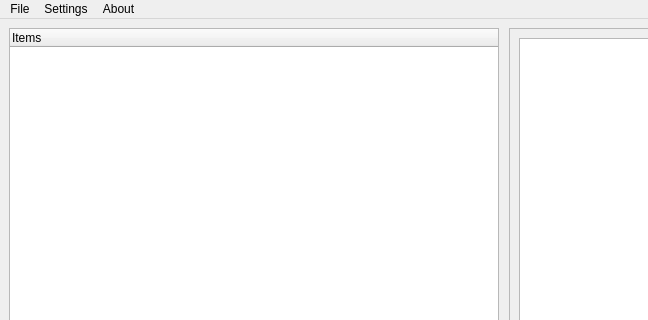
computergeek1507/box_design, file res/mainwindow.ui: the form before one commit; both pictures show x 0 to 648 and y 0 to 320 of the 1046 by 851 pixel window.
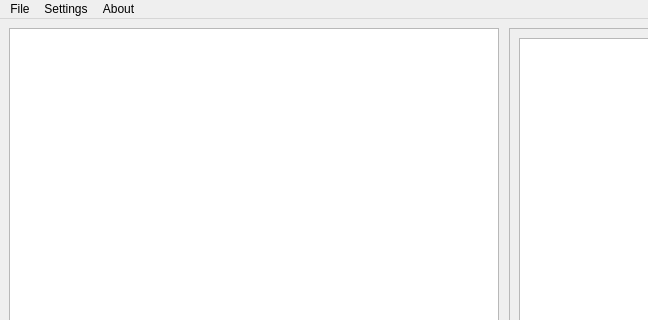
The form after the commit. Icons and pictures are not drawn. Custom widgets are drawn as their Qt base class.

```diff
--- a/res/mainwindow.ui
+++ b/res/mainwindow.ui
@@ -33,7 +33,7 @@
       <property name="handleWidth">
        <number>10</number>
       </property>
-      <widget class="QTreeWidget" name="treeWidget">
+      <widget class="QListWidget" name="listWidget">
        <property name="sizePolicy">
         <sizepolicy hsizetype="Minimum" vsizetype="Expanding">
          <horstretch>0</horstretch>
@@ -55,14 +55,6 @@
        <property name="dragEnabled">
         <bool>true</bool>
        </property>
-       <attribute name="headerDefaultSectionSize">
-        <number>50</number>
-       </attribute>
-       <column>
-        <property name="text">
-         <string notr="true">Items</string>
-        </property>
-       </column>
       </widget>
       <widget class="QScrollArea" name="scrollArea">
        <property name="widgetResizable">
```
Left out of the diff: 2 changed lines with no effect on the pictures.
